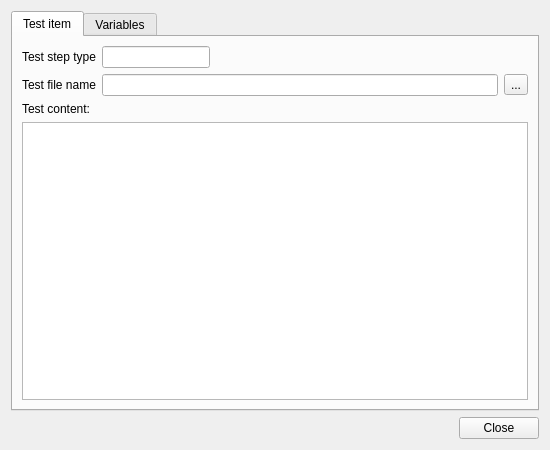
First picture: the form in src/testium/main_win/f1_win/f1_win_core.ui, repository testium-HIL/testium, before the edit.
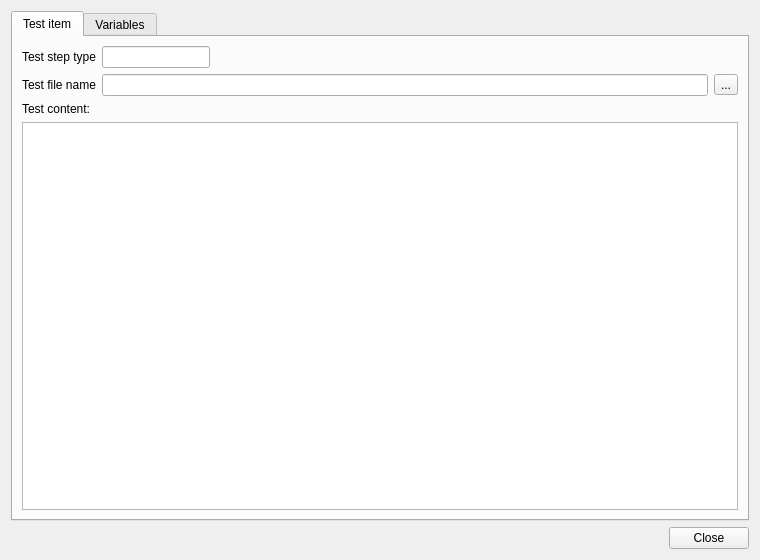
Second picture: the form after the edit. Icons and pictures are not drawn.

Commit message:
gui: F1 expression tester usable with long expressions and errors
Wrapping multi-line fields (Enter evaluates, Shift+Enter newline),
error reduced to its cause, fixed-height group pinned at the bottom,
smaller monospace for the variables table, window opens at 760x560.

```diff
--- a/src/testium/main_win/f1_win/f1_win_core.ui
+++ b/src/testium/main_win/f1_win/f1_win_core.ui
@@ -6,8 +6,8 @@
    <rect>
     <x>0</x>
     <y>0</y>
-    <width>550</width>
-    <height>450</height>
+    <width>760</width>
+    <height>560</height>
    </rect>
   </property>
   <property name="windowTitle">
```
The commit also changes 2 other files.
